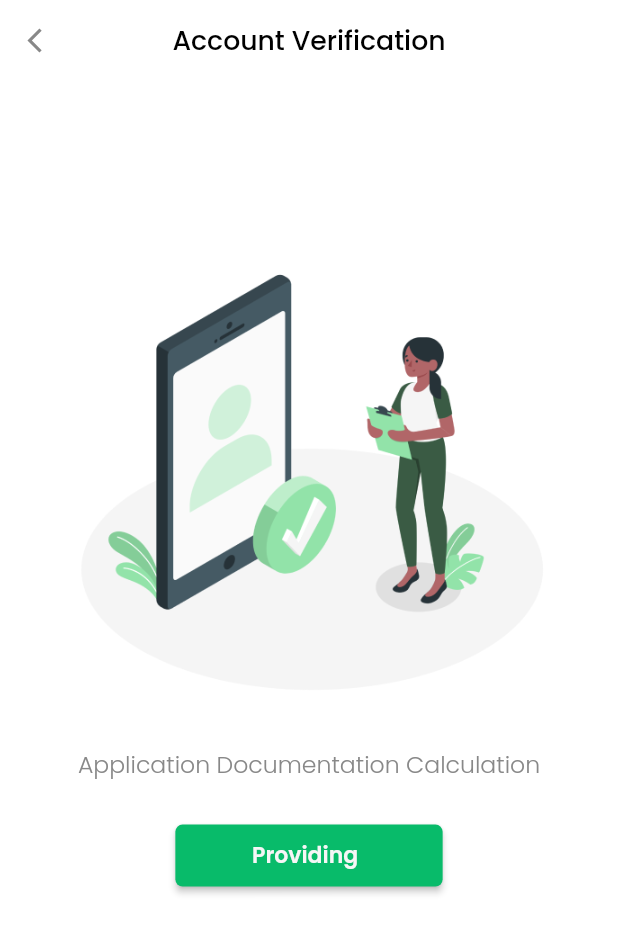
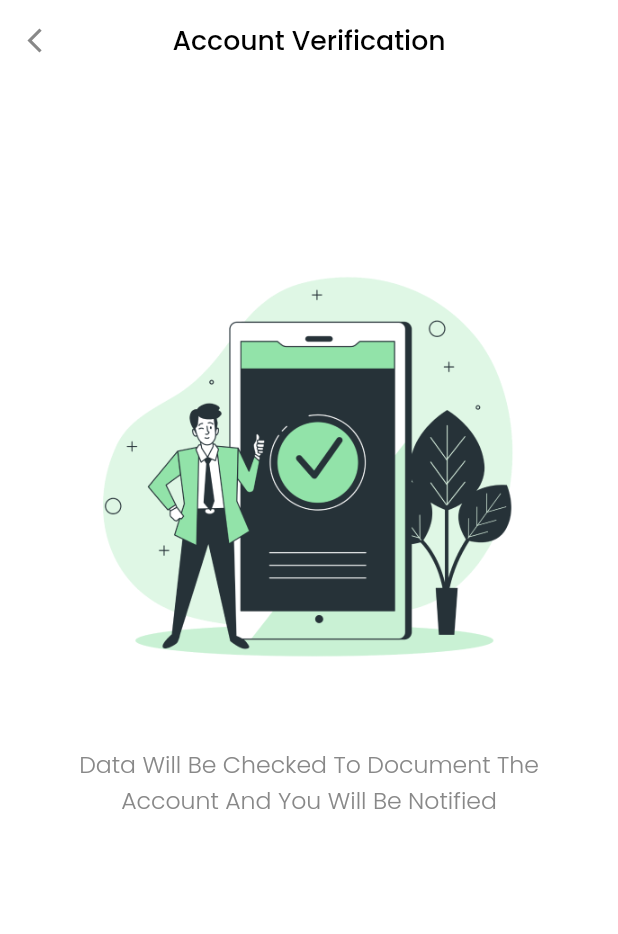
Before and after one commit to Yoka-Jo/Delalty, a Flutter app: the AccountVerificationScreen screen opened by its route, on a phone screen of 412 x 824 dp. Shown: the top 934 px of the screen. Run offline on Flutter 3.47's test engine with Material 2 defaults, Android fonts, the light colour scheme and no system bars; our stand-ins replace auto_route, avatar_glow, cached_network_image, carousel_slider, connectivity_plus, country_picker and 37 more; missing offline and left inert: custom_map_markers, dynamic_height_grid_view, flutter_facebook_auth; accounts and stored records are empty; generated files the repository leaves out were written again; network calls fail; project files that could hold a hidden picture were left out.

Commit message:
add AccountVerificationDataWillBeChecked

```diff
--- a/lib/presentation/screens/account_verification/widgets/account_verification_body.dart
+++ b/lib/presentation/screens/account_verification/widgets/account_verification_body.dart
@@ -9,7 +9,7 @@ class AccountVerificationBody extends StatelessWidget {
   Widget build(BuildContext context) {
     return BlocBuilder<AccountVerificationCubit, AccountVerificationState>(
       builder: (context, state) {
-        return AccountVerificationCubit.get(context).getStepWidget();
+        return AccountVerificationDataWillBeChecked(); //AccountVerificationCubit.get(context).getStepWidget();
       },
     );
   }
--- /dev/null
+++ b/lib/presentation/screens/account_verification/widgets/account_verification_data_will_be_checked.dart
@@ -0,0 +1,28 @@
+part of 'widgets.dart';
+
+class AccountVerificationDataWillBeChecked extends StatelessWidget {
+  const AccountVerificationDataWillBeChecked({
+    super.key,
+  });
+
+  @override
+  Widget build(BuildContext context) {
+    return Padding(
+      padding: EdgeInsets.symmetric(horizontal: 30.w),
+      child: Column(
+        children: [
+          SizedBox(height: MediaQuery.sizeOf(context).height / 10),
+          Image.asset(ImageAssets.checkingDocument),
+          SizedBox(height: 13.h),
+          SimpleText(
+            AppStrings.dataWillBeChecked.tr(context: context),
+            textStyle: TextStyleEnum.poppinsLight,
+            fontSize: 15.sp,
+            color: AppColors.grey3,
+            textAlign: TextAlign.center,
+          ),
+        ],
+      ),
+    );
+  }
+}
--- a/lib/presentation/screens/account_verification/widgets/widgets.dart
+++ b/lib/presentation/screens/account_verification/widgets/widgets.dart
@@ -1,13 +1,11 @@
 import 'dart:io';
 
-import '../cubit/account_verification_cubit.dart';
 import 'package:easy_localization/easy_localization.dart';
 import 'package:flutter/material.dart';
 import 'package:flutter_bloc/flutter_bloc.dart';
 import 'package:flutter_screenutil/flutter_screenutil.dart';
 import 'package:flutter_svg/svg.dart';
 
-import '../../../../core/common/components/widgets/cached_image.dart';
 import '../../../../core/common/components/widgets/country_picker_button.dart';
 import '../../../../core/common/components/widgets/my_elevated_button.dart';
 import '../../../../core/common/components/widgets/simple_text.dart';
@@ -15,12 +13,14 @@ import '../../../../core/common/components/widgets/titled_form_field.dart';
 import '../../../../core/resources/assets_manager.dart';
 import '../../../../core/resources/colors_manager.dart';
 import '../../../../core/resources/strings_manager.dart';
+import '../cubit/account_verification_cubit.dart';
 
-part 'account_verification_form_fields.dart';
-part 'checking_document_widget.dart';
-part 'provide_application_documentation_widget.dart';
 part 'account_verification_body.dart';
 part 'account_verification_data.dart';
+part 'account_verification_form_fields.dart';
+part 'account_verification_id_images.dart';
 part 'account_verification_steps_bars.dart';
-part 'account_verification_id_images.dart';
+part 'checking_document_widget.dart';
 part 'id_card_image.dart';
+part 'provide_application_documentation_widget.dart';
+part 'account_verification_data_will_be_checked.dart';
--- a/lib/presentation/screens/add_your_product/widgets/widgets.dart
+++ b/lib/presentation/screens/add_your_product/widgets/widgets.dart
@@ -7,8 +7,6 @@ import 'package:flutter/material.dart';
 import 'package:flutter_screenutil/flutter_screenutil.dart';
 import 'package:flutter_svg/svg.dart';
 import 'package:percent_indicator/linear_percent_indicator.dart';
-
-import '../../../../core/common/components/widgets/build_option_button.dart';
 import '../../../../core/common/components/widgets/simple_text.dart';
 import '../../../../core/resources/assets_manager.dart';
 import '../../../../core/resources/colors_manager.dart';
--- a/lib/presentation/screens/app/app_screen.dart
+++ b/lib/presentation/screens/app/app_screen.dart
@@ -98,6 +98,6 @@ class _AppScreenState extends State<AppScreen> {
   void dispose() {
     super.dispose();
     final ctx = AppContext.context;
-    SocketCubit.get(ctx).close();
+    SocketCubit.get(ctx).dispose();
   }
 }
--- a/lib/presentation/screens/conversation/widgets/conversation_form_field.dart
+++ b/lib/presentation/screens/conversation/widgets/conversation_form_field.dart
@@ -84,6 +84,9 @@ class _ConversationFormFieldState extends State<ConversationFormField> {
                   textInputAction: TextInputAction.done,
                   filledColor: const Color(0xffEEEEEE),
                   hintTxt: AppStrings.messaging.tr(context: context),
+                  onFieldSubmitted: (value) {
+                    ConversationCubit.get(context).sendMessage();
+                  },
                   prefixIcon: InkWell(
                     onTap: () async {
                       await ConversationCubit.get(context).pickImages(context);
--- a/lib/presentation/screens/seller_profile/widgets/profile_app_bar.dart
+++ b/lib/presentation/screens/seller_profile/widgets/profile_app_bar.dart
@@ -56,8 +56,7 @@ class ProfileAppBar extends StatelessWidget {
                     final dynamicLinkService = DynamicLinkService();
                     final path =
                         await dynamicLinkService.generateDynamicLinkUrl(
-                      path:
-                          '/profile/${SellerProfileCubit.get(context).user!.id}',
+                      path: '/profile/${cubit.user!.id}',
                     );
                     log(path);
                     shareLink(path);
--- a/lib/presentation/screens/seller_profile/widgets/profile_data.dart
+++ b/lib/presentation/screens/seller_profile/widgets/profile_data.dart
@@ -8,12 +8,12 @@ class ProfileData extends StatelessWidget {
 
   @override
   Widget build(BuildContext context) {
-    final sellerCubit = SellerProfileCubit.get(context);
     final createChatCubit = CreateChatCubit.get(context);
     final relationshipCubit = RelationshipCubit.get(context);
-    final userId = sellerCubit.user!.id;
     return BlocBuilder<SocketCubit, SocketState>(
       builder: (context, state) {
+        final sellerCubit = SellerProfileCubit.get(context);
+        final userId = sellerCubit.user!.id;
         return Column(
           children: [
             SizedBox(height: 25.h),
@@ -50,7 +50,7 @@ class ProfileData extends StatelessWidget {
             else if (SocketCubit.get(context).hasSentFriendRequest(userId))
               MyElevatedButton(
                 title: AppStrings.removeFriendRequest.tr(context: context),
-                backgroundColor: Colors.blue,
+                backgroundColor: AppColors.red,
                 onPressed: () {
                   relationshipCubit.removeRelationship(userId);
                 },
```
Also changed, not shown: lib/app/my_app.dart (+2 -10 lines), lib/core/services/socket/socket_cubit.dart (+14 -11 lines), lib/presentation/screens/splash/splash_screen.dart (+31 -4 lines).
